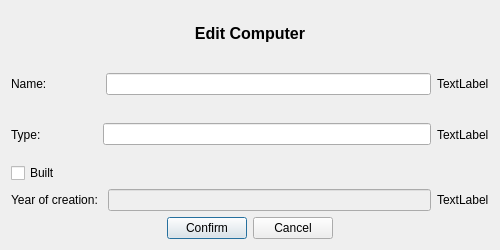
Qt form Vika3nytt/dialogeditcom.ui (sabbisun/Vika3nytt) before a commit.
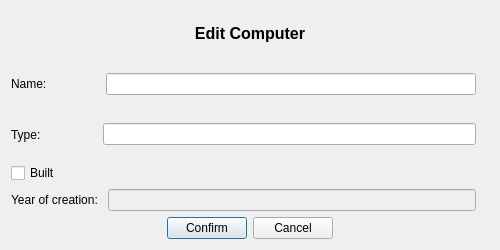
The same form after that commit.

The edit to the form file:
```diff
--- a/Vika3nytt/dialogeditcom.ui
+++ b/Vika3nytt/dialogeditcom.ui
@@ -50,7 +50,7 @@
      <item>
       <widget class="QLabel" name="label_nameError">
        <property name="text">
-        <string>TextLabel</string>
+        <string/>
        </property>
       </widget>
      </item>
@@ -71,7 +71,7 @@
      <item>
       <widget class="QLabel" name="label_typeError">
        <property name="text">
-        <string>TextLabel</string>
+        <string/>
        </property>
       </widget>
      </item>
@@ -105,7 +105,7 @@
        <item>
         <widget class="QLabel" name="label_buildYearError">
          <property name="text">
-          <string>TextLabel</string>
+          <string/>
          </property>
         </widget>
        </item>
```
